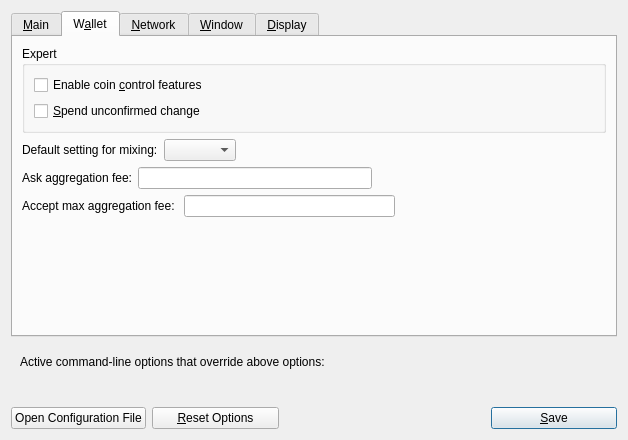
The window that src/qt/forms/optionsdialog.ui (navcoin/navcoin-core) describes before a commit, drawn with Qt 5.
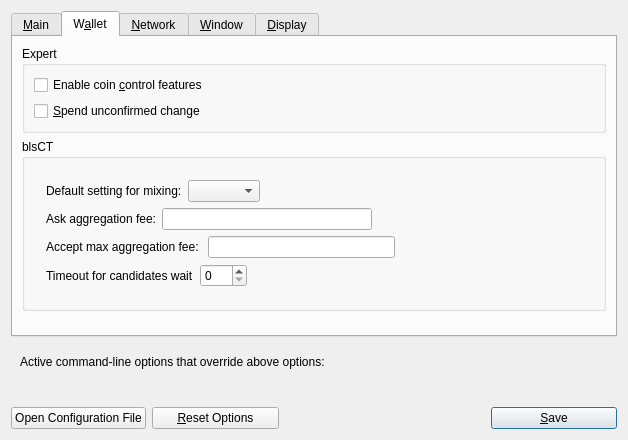
The same window after the commit. Custom widgets are drawn as their Qt base class.

Commit message: mix timeout option in gui

Patch:
```diff
--- a/src/qt/forms/optionsdialog.ui
+++ b/src/qt/forms/optionsdialog.ui
@@ -240,6 +240,26 @@
         </widget>
        </item>
        <item>
+        <widget class="QGroupBox" name="groupBox_2">
+         <property name="title">
+          <string>blsCT</string>
+         </property>
+         <layout class="QVBoxLayout" name="verticalLayout_4">
+          <item>
+           <layout class="QVBoxLayout" name="verticalLayout_3">
+            <property name="leftMargin">
+             <number>12</number>
+            </property>
+            <property name="topMargin">
+             <number>12</number>
+            </property>
+            <property name="rightMargin">
+             <number>12</number>
+            </property>
+            <property name="bottomMargin">
+             <number>12</number>
+            </property>
+            <item>
         <layout class="QHBoxLayout" name="horizontalLayout">
          <item>
           <widget class="QLabel" name="label">
@@ -323,6 +343,42 @@
           </spacer>
          </item>
         </layout>
+            </item>
+            <item>
+             <layout class="QHBoxLayout" name="horizontalLayout_6">
+              <item>
+               <widget class="QLabel" name="label_4">
+                <property name="text">
+                 <string>Timeout for candidates wait</string>
+                </property>
+               </widget>
+              </item>
+              <item>
+               <widget class="QSpinBox" name="mixTimeout">
+                <property name="maximum">
+                 <number>180</number>
+                </property>
+               </widget>
+              </item>
+              <item>
+               <spacer name="horizontalSpacer_5">
+                <property name="orientation">
+                 <enum>Qt::Horizontal</enum>
+                </property>
+                <property name="sizeHint" stdset="0">
+                 <size>
+                  <width>40</width>
+                  <height>20</height>
+                 </size>
+                </property>
+               </spacer>
+              </item>
+             </layout>
+            </item>
+           </layout>
+          </item>
+         </layout>
+        </widget>
        </item>
        <item>
         <spacer name="verticalSpacer_Wallet">
```
Lines whose indentation alone changed are shown as unchanged. The commit also changes 2 other files.
